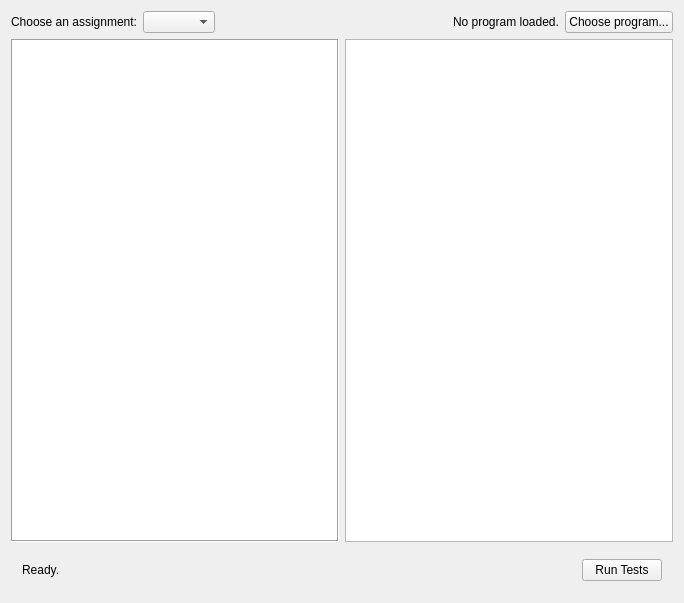
Above: mainwindow.ui from joshuaeckroth/Tester before the change. Below: the same form after it.
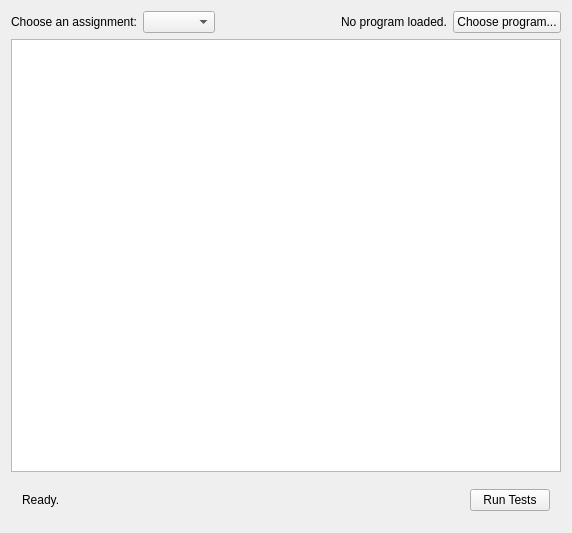
That is the form after the change.

Commit message: Removed test cases tree and formatting output.

The edit to the form file:
```diff
--- a/mainwindow.ui
+++ b/mainwindow.ui
@@ -6,8 +6,8 @@
    <rect>
     <x>0</x>
     <y>0</y>
-    <width>684</width>
-    <height>603</height>
+    <width>572</width>
+    <height>533</height>
    </rect>
   </property>
   <property name="windowTitle">
@@ -57,24 +57,7 @@
      </layout>
     </item>
     <item>
-     <layout class="QHBoxLayout" name="middleLayout">
-      <property name="sizeConstraint">
-       <enum>QLayout::SetDefaultConstraint</enum>
-      </property>
-      <item>
-       <widget class="QTreeView" name="testCaseTree">
-        <property name="frameShape">
-         <enum>QFrame::Box</enum>
-        </property>
-        <property name="frameShadow">
-         <enum>QFrame::Sunken</enum>
-        </property>
-       </widget>
-      </item>
-      <item>
-       <widget class="QTextBrowser" name="testResults"/>
-      </item>
-     </layout>
+     <widget class="QTextBrowser" name="testResults"/>
     </item>
     <item>
      <widget class="QWidget" name="widget_2" native="true">
```
The commit also changes 3 other files.
